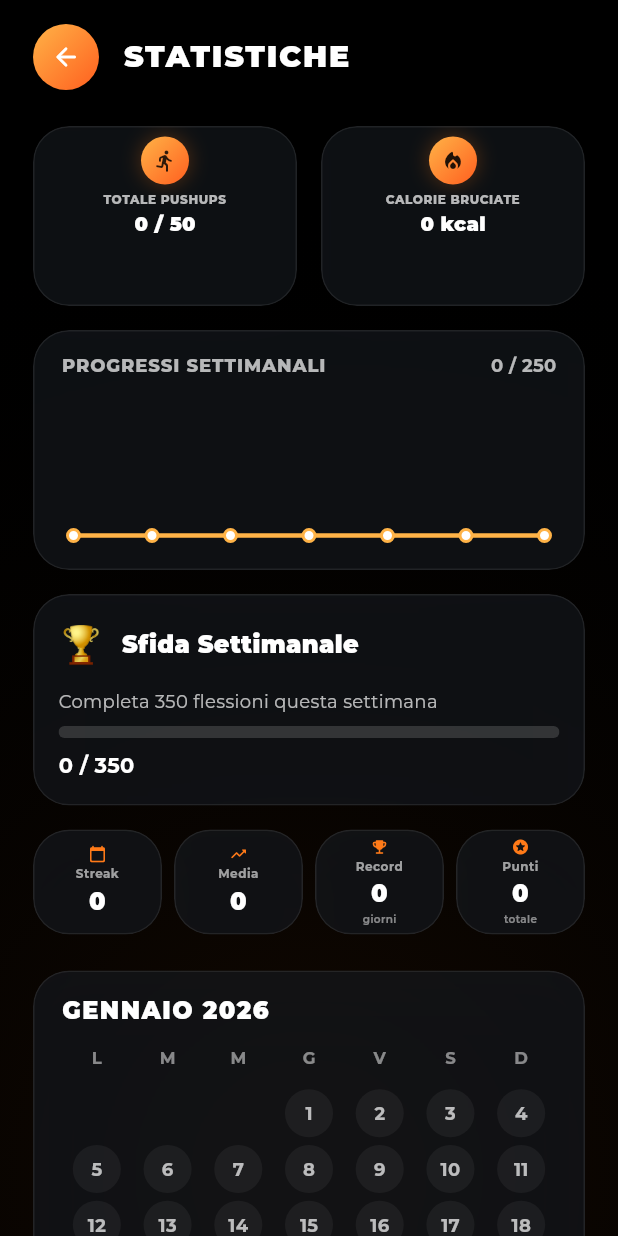
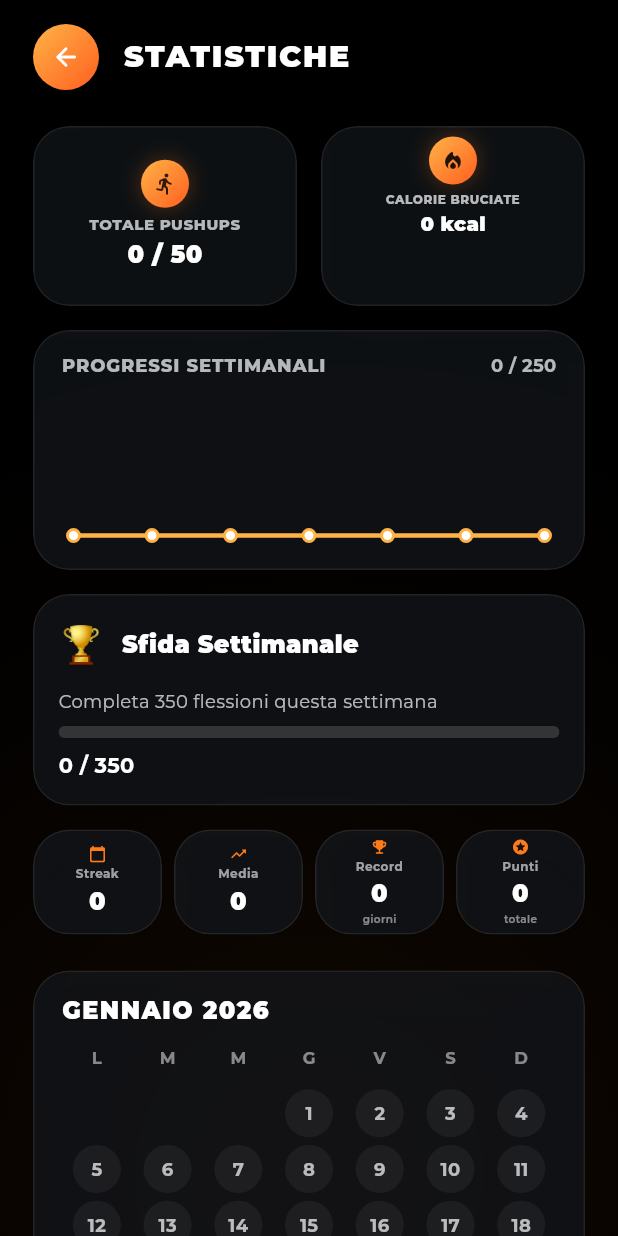
Before and after one commit to maritozzo22/push-up-5050, a Flutter app: the StatisticsScreen screen opened directly, on a phone screen of 412 x 824 dp. Run offline on Flutter 3.47's test engine with Material 3 defaults, Android fonts, the phone set to English and light mode, and no system bars; our stand-ins replace audioplayers, flutter_local_notifications, google_fonts, shared_preferences, timezone, vibration; missing offline and left inert: home_widget, proximity_sensor; accounts and stored records are empty.

Commit message:
feat(06-02): enlarge text in TotalPushupsCard
- Label font size: 8px -> 10px
- Value font size: 13px -> 16px
- Added mainAxisAlignment.center for vertical alignment
- Improves readability while maintaining 120px card height

```diff
--- a/push_up_5050/lib/widgets/statistics/total_pushups_card.dart
+++ b/push_up_5050/lib/widgets/statistics/total_pushups_card.dart
@@ -27,6 +27,7 @@ class TotalPushupsCard extends StatelessWidget {
       height: 120,
       padding: const EdgeInsets.symmetric(horizontal: 8, vertical: 6),
       child: Column(
+        mainAxisAlignment: MainAxisAlignment.center,
         children: [
           // Icon circle at top
           Container(
@@ -58,7 +59,7 @@ class TotalPushupsCard extends StatelessWidget {
           Text(
             'TOTALE PUSHUPS',
             style: TextStyle(
-              fontSize: 8,
+              fontSize: 10,
               fontWeight: FontWeight.w800,
               letterSpacing: 0.4,
               color: Colors.white.withOpacity(0.70),
@@ -72,7 +73,7 @@ class TotalPushupsCard extends StatelessWidget {
             child: Text(
               '$total / $goal',
               style: const TextStyle(
-                fontSize: 13,
+                fontSize: 16,
                 fontWeight: FontWeight.w900,
                 color: Colors.white,
               ),
```
